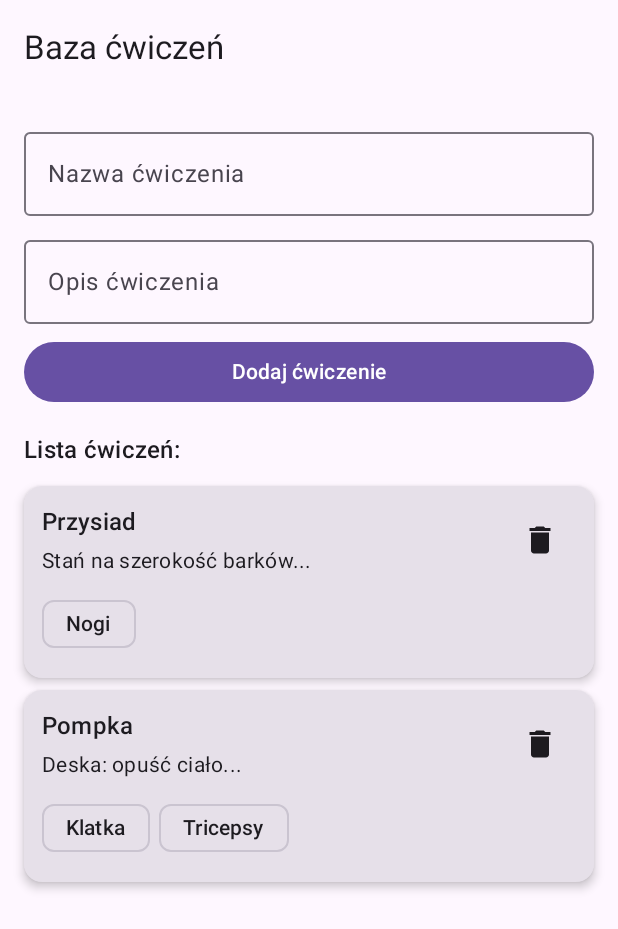
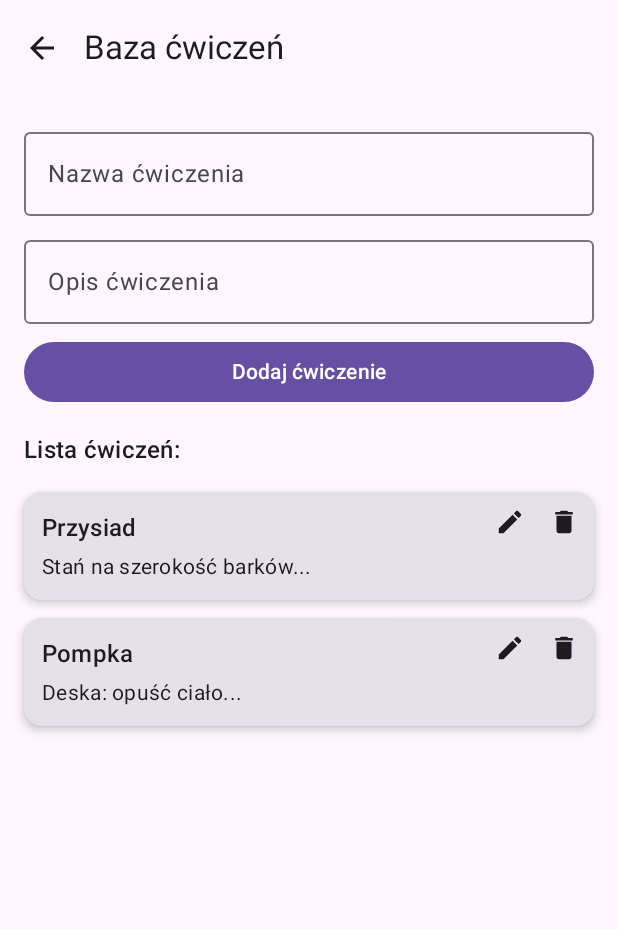
Before and after one commit to Ramigiusz/GymApp, an Android app built with Jetpack Compose: the ExercisesScreen screen opened through its navigation route, on a phone screen of 412 x 824 dp. Shown: the top 929 px of the screen. Run offline under Robolectric (Android 15) with nearby library versions, the phone set to English and light mode, and no system bars; our stand-ins replace Room's generated code; missing, so only their content is drawn: GymAppTheme; 1 statement that could not run was skipped.

Commit message:
usuniecie tagow

```diff
--- a/app/src/main/java/com/example/gymapp/data/dao/ExerciseDao.kt
+++ b/app/src/main/java/com/example/gymapp/data/dao/ExerciseDao.kt
@@ -2,33 +2,14 @@ package com.example.gymapp.data.dao
 
 import androidx.room.*
 import com.example.gymapp.data.model.Exercise
-import com.example.gymapp.data.model.ExerciseTagCrossRef
-import com.example.gymapp.data.model.ExerciseWithTags
-import com.example.gymapp.data.model.Tag
 
 @Dao
 interface ExerciseDao {
     @Query("SELECT * FROM exercises")
     suspend fun getAllExercises(): List<Exercise>
 
-    @Query("SELECT * FROM tags")
-    suspend fun getAllTags(): List<Tag>
-
-    @Transaction
-    @Query("SELECT * FROM exercises")
-    suspend fun getAllExercisesWithTags(): List<ExerciseWithTags>
-
     @Insert(onConflict = OnConflictStrategy.IGNORE)
     suspend fun insertExercise(ex: Exercise): Long
-
-    @Insert(onConflict = OnConflictStrategy.IGNORE)
-    suspend fun insertTag(tag: Tag)
-
-    @Insert(onConflict = OnConflictStrategy.IGNORE)
-    suspend fun insertCrossRef(ref: ExerciseTagCrossRef)
-
-    @Query("DELETE FROM exercise_tag_cross_ref WHERE exerciseId = :id")
-    suspend fun clearTagsForExercise(id: Int)
 
     @Update
     suspend fun updateExercise(exercise: Exercise)
--- a/app/src/main/java/com/example/gymapp/navigation/NavGraph.kt
+++ b/app/src/main/java/com/example/gymapp/navigation/NavGraph.kt
@@ -5,7 +5,7 @@ import androidx.lifecycle.viewmodel.compose.viewModel
 import androidx.navigation.NavHostController
 import androidx.navigation.compose.NavHost
 import androidx.navigation.compose.composable
-import com.example.gymapp.viewmodel.RoutineViewModel                    // <-- dodaj ten import
+import com.example.gymapp.viewmodel.RoutineViewModel
 import com.example.gymapp.ui.screens.RoutinesScreen
 import com.example.gymapp.ui.screens.StartScreen
 import com.example.gymapp.ui.screens.SettingsScreen
@@ -48,7 +48,7 @@ fun NavGraph(navController: NavHostController) {
             EditRoutineScreen(navController, routineId, routinesViewModel)
         }
         composable("exercises") {
-            ExercisesScreen(exercisesViewModel)
+            ExercisesScreen(navController, exercisesViewModel)
         }
     }
 }
--- a/app/src/main/java/com/example/gymapp/ui/components/ExerciseWithTagItem.kt
+++ /dev/null
@@ -1,71 +0,0 @@
-// ui/components/ExerciseWithTagItem.kt
-package com.example.gymapp.ui.components
-
-import androidx.compose.foundation.layout.*
-import androidx.compose.material.icons.Icons
-import androidx.compose.material.icons.filled.Delete
-import androidx.compose.material3.*
-import androidx.compose.runtime.*
-import androidx.compose.ui.Alignment
-import androidx.compose.ui.Modifier
-import androidx.compose.ui.unit.dp
-import com.example.gymapp.data.model.ExerciseWithTags
-import androidx.compose.foundation.layout.Row
-import androidx.compose.foundation.layout.Spacer
-import androidx.compose.foundation.layout.height
-import androidx.compose.foundation.layout.width
-import androidx.compose.material3.AssistChip
-import androidx.compose.material3.Card
-import androidx.compose.material3.CardDefaults
-import androidx.compose.material3.Icon
-import androidx.compose.material3.IconButton
-import androidx.compose.material3.MaterialTheme
-import androidx.compose.material3.Text
-
-@OptIn(ExperimentalMaterial3Api::class)
-@Composable
-fun ExerciseWithTagItem(
-    ewt: ExerciseWithTags,
-    onDelete: (exercise: com.example.gymapp.data.model.Exercise) -> Unit,
-    onEdit: (exercise: com.example.gymapp.data.model.Exercise) -> Unit
-) {
-    Card(
-        modifier = Modifier.fillMaxWidth(),
-        elevation = CardDefaults.cardElevation(defaultElevation = 4.dp)
-    ) {
-        Column(Modifier.padding(12.dp)) {
-            // góra karty: nazwa + opis + przycisk usuń
-            Row(
-                Modifier.fillMaxWidth(),
-                horizontalArrangement = Arrangement.SpaceBetween,
-                verticalAlignment = Alignment.Top
-            ) {
-                Column(Modifier.weight(1f)) {
-                    Text(ewt.exercise.name, style = MaterialTheme.typography.titleMedium)
-                    if (ewt.exercise.description.isNotBlank()) {
-                        Spacer(Modifier.height(4.dp))
-                        Text(ewt.exercise.description, style = MaterialTheme.typography.bodyMedium)
-                    }
-                }
-                IconButton(onClick = { onDelete(ewt.exercise) }) {
-                    Icon(Icons.Default.Delete, contentDescription = "Usuń")
-                }
-            }
-
-            Spacer(Modifier.height(8.dp))
-
-            // dolna część: tagi
-            Row(
-                Modifier.fillMaxWidth(),
-                horizontalArrangement = Arrangement.spacedBy(6.dp)
-            ) {
-                ewt.tags.forEach { tag ->
-                    AssistChip(
-                        onClick = { /* możesz otworzyć dialog edycji */ },
-                        label = { Text(tag.name) }
-                    )
-                }
-            }
-        }
-    }
-}
--- a/app/src/main/java/com/example/gymapp/ui/screens/ExercisesScreen.kt
+++ b/app/src/main/java/com/example/gymapp/ui/screens/ExercisesScreen.kt
@@ -4,32 +4,41 @@ package com.example.gymapp.ui.screens
 import androidx.compose.foundation.layout.*
 import androidx.compose.foundation.lazy.LazyColumn
 import androidx.compose.foundation.lazy.items
+import androidx.compose.material.icons.Icons
+import androidx.compose.material.icons.filled.ArrowBack
 import androidx.compose.material3.*
 import androidx.compose.runtime.*
 import androidx.compose.ui.Modifier
 import androidx.compose.ui.unit.dp
+import androidx.navigation.NavController
 import androidx.lifecycle.viewmodel.compose.viewModel
-import com.example.gymapp.ui.components.ExerciseWithTagItem
 import com.example.gymapp.viewmodel.ExerciseViewModel
+import com.example.gymapp.data.model.Exercise
+import com.example.gymapp.ui.components.ExerciseItem
 
 @OptIn(ExperimentalMaterial3Api::class)
 @Composable
-fun ExercisesScreen(viewModel: ExerciseViewModel = viewModel()) {
-    // —— formularz dodawania ćwiczenia ——
+fun ExercisesScreen(navController: NavController, viewModel: ExerciseViewModel = viewModel()) {
     var name by remember { mutableStateOf("") }
     var description by remember { mutableStateOf("") }
 
-    // —— pobieramy ćwiczenia z tagami ——
-    val exercisesWithTags by remember { derivedStateOf { viewModel.allExercisesWithTags } }
-
     Scaffold(
-        topBar = { TopAppBar(title = { Text("Baza ćwiczeń") }) }
+        topBar = {
+            TopAppBar(
+                title = { Text("Baza ćwiczeń") },
+                navigationIcon = {
+                    IconButton(onClick = { navController.popBackStack() }) {
+                        Icon(Icons.Default.ArrowBack, contentDescription = "Wróć")
+                    }
+                }
+            )
+        }
     ) { padding ->
         Column(
             modifier = Modifier
-                .fillMaxSize()
                 .padding(padding)
                 .padding(16.dp)
+                .fillMaxSize()
         ) {
             OutlinedTextField(
                 value = name,
@@ -37,14 +46,18 @@ fun ExercisesScreen(viewModel: ExerciseViewModel = viewModel()) {
                 label = { Text("Nazwa ćwiczenia") },
                 modifier = Modifier.fillMaxWidth()
             )
-            Spacer(Modifier.height(8.dp))
+
+            Spacer(modifier = Modifier.height(8.dp))
+
             OutlinedTextField(
                 value = description,
                 onValueChange = { description = it },
                 label = { Text("Opis ćwiczenia") },
                 modifier = Modifier.fillMaxWidth()
             )
-            Spacer(Modifier.height(8.dp))
+
+            Spacer(modifier = Modifier.height(8.dp))
+
             Button(
                 onClick = {
                     if (name.isNotBlank()) {
@@ -57,25 +70,24 @@ fun ExercisesScreen(viewModel: ExerciseViewModel = viewModel()) {
             ) {
                 Text("Dodaj ćwiczenie")
             }
-            Spacer(Modifier.height(16.dp))
+
+            Spacer(modifier = Modifier.height(16.dp))
 
             Text("Lista ćwiczeń:", style = MaterialTheme.typography.titleMedium)
-            Spacer(Modifier.height(8.dp))
 
-            // —— lista ćwiczeń z tagami, przewijalna ——
+            Spacer(modifier = Modifier.height(8.dp))
+
             LazyColumn(
-                modifier = Modifier
-                    .fillMaxWidth()
-                    .weight(1f),
-                contentPadding = PaddingValues(vertical = 4.dp),
-                verticalArrangement = Arrangement.spacedBy(8.dp)
+                modifier = Modifier.fillMaxSize(),
+                contentPadding = PaddingValues(vertical = 4.dp)
             ) {
-                items(exercisesWithTags, key = { it.exercise.id }) { ewt ->
-                    ExerciseWithTagItem(
-                        ewt = ewt,
+                items(viewModel.exercises) { exercise ->
+                    ExerciseItem(
+                        exercise = exercise,
                         onDelete = { viewModel.deleteExercise(it) },
                         onEdit = { viewModel.updateExercise(it) }
                     )
+                    Spacer(modifier = Modifier.height(4.dp))
                 }
             }
         }
--- a/app/src/main/java/com/example/gymapp/viewmodel/ExerciseViewModel.kt
+++ b/app/src/main/java/com/example/gymapp/viewmodel/ExerciseViewModel.kt
@@ -20,7 +20,7 @@ class ExerciseViewModel(application: Application) : AndroidViewModel(application
     var exercises by mutableStateOf<List<Exercise>>(emptyList())
         private set
 
-    // NOWE: ćwiczenia wraz z tagami
+    // ćwiczenia wraz z tagami
     var allExercisesWithTags by mutableStateOf<List<ExerciseWithTags>>(emptyList())
         private set
 
@@ -33,14 +33,12 @@ class ExerciseViewModel(application: Application) : AndroidViewModel(application
     var newExerciseDescription by mutableStateOf("")
 
     init {
-        // załaduj to, co potrzeba
+        // zaladowanie domyślnych danych
         loadExercises()
-        loadAllExercisesWithTags()
-        loadAllTags()
         seedDefaults()
     }
 
-    /** CRUD dla zwykłych ćwiczeń */
+    // załadowanie ćwiczeń
     fun loadExercises() = viewModelScope.launch {
         exercises = dao.getAllExercises()
     }
@@ -48,41 +46,19 @@ class ExerciseViewModel(application: Application) : AndroidViewModel(application
     fun addExercise(name: String, description: String = "") = viewModelScope.launch {
         dao.insertExercise(Exercise(name = name, description = description))
         loadExercises()
-        loadAllExercisesWithTags()
     }
 
     fun deleteExercise(exercise: Exercise) = viewModelScope.launch {
         dao.deleteExercise(exercise)
         loadExercises()
-        loadAllExercisesWithTags()
     }
 
     fun updateExercise(exercise: Exercise) = viewModelScope.launch {
         dao.updateExercise(exercise)
         loadExercises()
-        loadAllExercisesWithTags()
     }
 
-    /** NOWE: ładowanie ćwiczeń z tagami */
-    fun loadAllExercisesWithTags() = viewModelScope.launch {
-        allExercisesWithTags = dao.getAllExercisesWithTags()
-    }
-
-    /** NOWE: ładowanie wszystkich tagów */
-    fun loadAllTags() = viewModelScope.launch {
-        allTags = dao.getAllTags()
-    }
-
-    /** NOWE: aktualizacja tagów dla ćwiczenia */
-    fun updateTagsForExercise(exerciseId: Int, selected: List<Tag>) = viewModelScope.launch {
-        dao.clearTagsForExercise(exerciseId)
-        selected.forEach { tag ->
-            dao.insertCrossRef(ExerciseTagCrossRef(exerciseId, tag.name))
-        }
-        loadAllExercisesWithTags()
-    }
-
-    /** Dodaje domyślne ćwiczenia i tagi przy pierwszym uruchomieniu */
+    /** Dodaje domyślne ćwiczenia przy pierwszym uruchomieniu */
     private fun seedDefaults() = viewModelScope.launch {
         if (dao.getAllExercises().isEmpty()) {
             val squatId = dao.insertExercise(
@@ -92,16 +68,7 @@ class ExerciseViewModel(application: Application) : AndroidViewModel(application
                 Exercise(name = "Pompka", description = "Deska: opuść ciało..."))
                 .toInt()
 
-            listOf("Nogi","Klatka","Tricepsy","Plecy","Bicepsy","Barki").forEach {
-                dao.insertTag(Tag(it))
-            }
-
-            dao.insertCrossRef(ExerciseTagCrossRef(squatId, "Nogi"))
-            dao.insertCrossRef(ExerciseTagCrossRef(pushUpId, "Klatka"))
-            dao.insertCrossRef(ExerciseTagCrossRef(pushUpId, "Tricepsy"))
-
-            loadAllExercisesWithTags()
-            loadAllTags()
+            loadExercises()
         }
     }
 }
```
